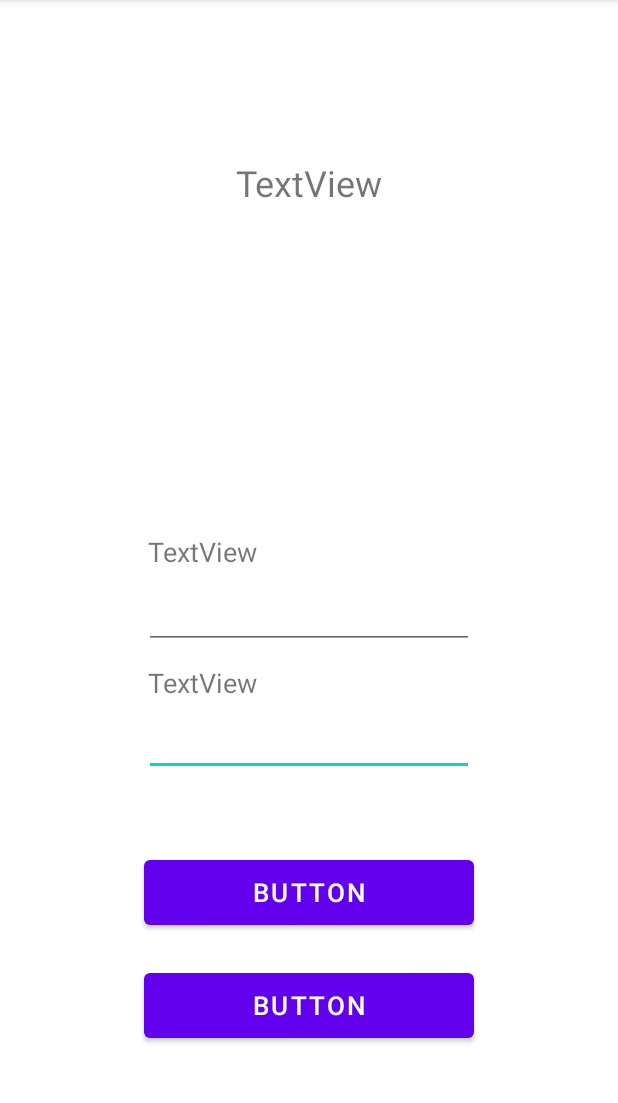
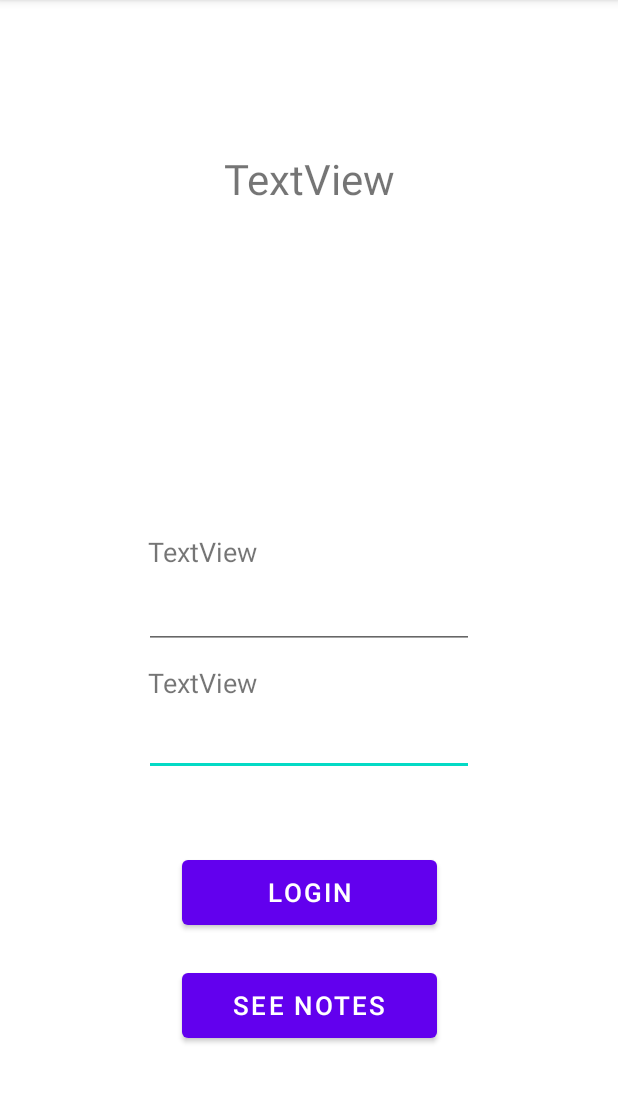
Before and after one commit to Gaivoto/TP1CM2021, an Android app: the screen it shows after launch (MainActivity), on a phone screen of 412 x 824 dp, the part 84-1187 px from its top. Run offline under Robolectric (Android 15) with nearby library versions, the phone set to English and light mode, and no system bars.

Commit message:
implemented note listing, login page layout and login to note list navigation

```diff
--- a/app/src/main/java/com/example/tp1cm2021/dao/NoteDao.kt
+++ b/app/src/main/java/com/example/tp1cm2021/dao/NoteDao.kt
@@ -21,4 +21,7 @@ interface NoteDao {
 
     @Query("DELETE FROM note WHERE id = :id")
     suspend fun deleteNote(id: Int)
+
+    @Query("DELETE FROM note")
+    suspend fun deleteAll()
 }
--- a/app/src/main/java/com/example/tp1cm2021/viewModel/NoteViewModel.kt
+++ b/app/src/main/java/com/example/tp1cm2021/viewModel/NoteViewModel.kt
@@ -14,10 +14,10 @@ class NoteViewModel(application: Application): AndroidViewModel(application) {
 
     private val repository: NoteRepository
 
-    val localNotes: LiveData<List<Note>>
+    var localNotes: LiveData<List<Note>>
 
     init {
-        val notesDao = NoteDB.getDatabase(application).noteDao()
+        val notesDao = NoteDB.getDatabase(application, viewModelScope).noteDao()
         repository = NoteRepository(notesDao)
         localNotes = repository.localNotes
     }
--- a/app/src/main/res/layout/activity_main.xml
+++ b/app/src/main/res/layout/activity_main.xml
@@ -34,10 +34,10 @@
 
     <Button
         android:id="@+id/loginBtn"
-        android:layout_width="220dp"
-        android:layout_height="55dp"
+        android:layout_width="@dimen/btnWidth"
+        android:layout_height="@dimen/btnHeight"
         android:layout_marginBottom="20dp"
-        android:text="Button"
+        android:text="@string/login"
         android:textSize="@dimen/loginBtnTextSize"
         app:layout_constraintBottom_toTopOf="@+id/notesBtn"
         app:layout_constraintEnd_toEndOf="parent"
@@ -46,16 +46,16 @@
 
     <Button
         android:id="@+id/notesBtn"
-        android:layout_width="220dp"
+        android:layout_width="@dimen/btnWidth"
         android:layout_height="55dp"
         android:layout_marginBottom="70dp"
-        android:text="Button"
+        android:onClick="moveToNotes"
+        android:text="@string/seeNotes"
         android:textSize="@dimen/loginBtnTextSize"
         app:layout_constraintBottom_toBottomOf="parent"
         app:layout_constraintEnd_toEndOf="parent"
         app:layout_constraintHorizontal_bias="0.5"
-        app:layout_constraintStart_toStartOf="parent"
-        android:onClick="moveToNotes"/>
+        app:layout_constraintStart_toStartOf="parent" />
 
     <ImageView
         android:id="@+id/logoImage"
@@ -100,7 +100,7 @@
         android:layout_height="wrap_content"
         android:layout_marginBottom="20dp"
         android:text="TextView"
-        android:textSize="24dp"
+        android:textSize="@dimen/titleSize"
         app:layout_constraintBottom_toTopOf="@+id/logoImage"
         app:layout_constraintEnd_toEndOf="parent"
         app:layout_constraintHorizontal_bias="0.501"
--- a/app/src/main/res/values/dimens.xml
+++ b/app/src/main/res/values/dimens.xml
@@ -2,4 +2,8 @@
 <resources>
     <dimen name="loginTextSize">18dp</dimen>
     <dimen name="loginBtnTextSize">17dp</dimen>
+    <dimen name="btnHeight">55dp</dimen>
+    <dimen name="btnWidth">170dp</dimen>
+    <dimen name="titleSize">28dp</dimen>
+    <dimen name="wideBtnWidth">230dp</dimen>
 </resources>
--- a/app/src/main/res/values/strings.xml
+++ b/app/src/main/res/values/strings.xml
@@ -2,4 +2,8 @@
     <string name="app_name">TP1CM2021</string>
     <string name="username">Username</string>
     <string name="password">Password</string>
+    <string name="noteList">Note List</string>
+    <string name="createNote">Create a new note</string>
+    <string name="login">Login</string>
+    <string name="seeNotes">See Notes</string>
 </resources>
```
Also changed, not shown: app/src/main/java/com/example/tp1cm2021/NoteList.kt (+19 -1 lines), app/src/main/java/com/example/tp1cm2021/adapters/NoteAdapter.kt (added, +43 -0 lines), app/src/main/java/com/example/tp1cm2021/database/NoteDB.kt (+5 -2 lines), app/src/main/res/layout/activity_note_list.xml (+33 -0 lines), app/src/main/res/layout/note_list_item.xml (added, +32 -0 lines).
